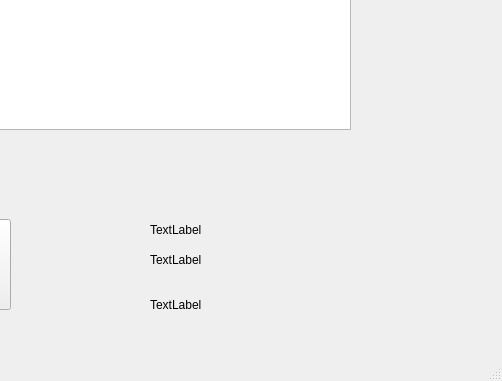
The window that Mtprak/mainwindow.ui (Githu228i/MTpraks) describes before a commit, drawn with Qt 5; both pictures show x 420 to 922 and y 391 to 772 of the 922 by 772 pixel window.
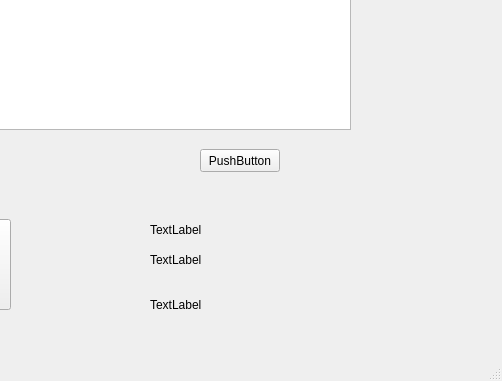
The same window after the commit.

Patch:
```diff
--- a/Mtprak/mainwindow.ui
+++ b/Mtprak/mainwindow.ui
@@ -138,6 +138,19 @@
      <string>Удалить состояние</string>
     </property>
    </widget>
+   <widget class="QPushButton" name="pushButton">
+    <property name="geometry">
+     <rect>
+      <x>620</x>
+      <y>540</y>
+      <width>80</width>
+      <height>23</height>
+     </rect>
+    </property>
+    <property name="text">
+     <string>PushButton</string>
+    </property>
+   </widget>
   </widget>
   <widget class="QMenuBar" name="menubar">
    <property name="geometry">
```
